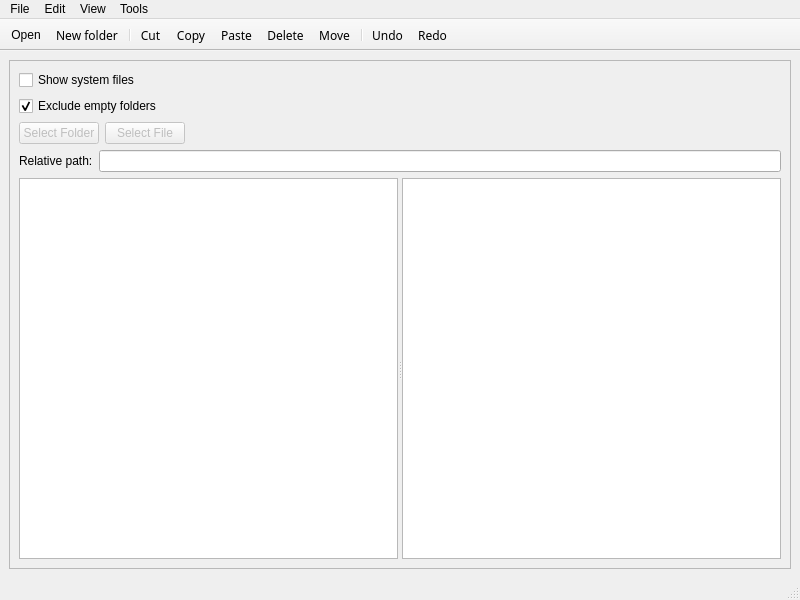
Above: Developer/QtDesignerUI/MyExplorerUI.ui from preachermax/BiblionOCR before the change. Below: the same form after it.
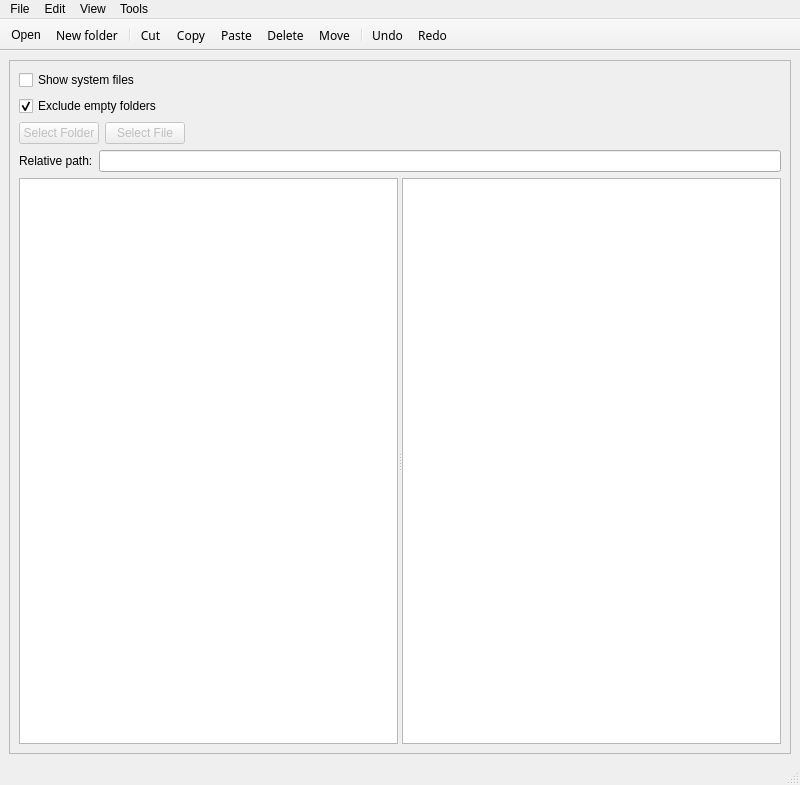
That is the form after the change. Icons and pictures are not drawn.

The edit to the form file:
```diff
--- a/Developer/QtDesignerUI/MyExplorerUI.ui
+++ b/Developer/QtDesignerUI/MyExplorerUI.ui
@@ -10,9 +10,15 @@
     <x>0</x>
     <y>0</y>
     <width>800</width>
-    <height>600</height>
+    <height>785</height>
    </rect>
   </property>
+  <property name="minimumSize">
+   <size>
+    <width>640</width>
+    <height>420</height>
+   </size>
+  </property>
   <property name="windowTitle">
    <string>Project Explorer</string>
   </property>
```
Left out of the diff: 200 changed lines with no effect on the pictures. Lines whose indentation alone changed are shown as unchanged.
